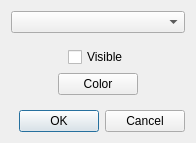
First picture: the form in GUI/win_plotsettings.ui, repository Benibla124/Automotion-Desktop-App, before the edit.
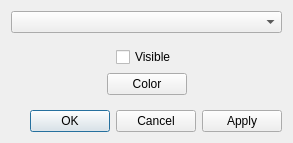
Second picture: the form after the edit.

Commit message: plotting settings are now fully functional

The edit to the form file:
```diff
--- a/GUI/win_plotsettings.ui
+++ b/GUI/win_plotsettings.ui
@@ -6,10 +6,28 @@
    <rect>
     <x>0</x>
     <y>0</y>
-    <width>196</width>
+    <width>293</width>
     <height>143</height>
    </rect>
   </property>
+  <property name="sizePolicy">
+   <sizepolicy hsizetype="Fixed" vsizetype="Fixed">
+    <horstretch>0</horstretch>
+    <verstretch>0</verstretch>
+   </sizepolicy>
+  </property>
+  <property name="minimumSize">
+   <size>
+    <width>293</width>
+    <height>143</height>
+   </size>
+  </property>
+  <property name="maximumSize">
+   <size>
+    <width>293</width>
+    <height>143</height>
+   </size>
+  </property>
   <property name="windowTitle">
    <string>Form</string>
   </property>
@@ -128,7 +146,7 @@
    <item>
     <widget class="QDialogButtonBox" name="plotsettings_buttons">
      <property name="standardButtons">
-      <set>QDialogButtonBox::Cancel|QDialogButtonBox::Ok</set>
+      <set>QDialogButtonBox::Apply|QDialogButtonBox::Cancel|QDialogButtonBox::Ok</set>
      </property>
      <property name="centerButtons">
       <bool>false</bool>
```
The commit also changes 2 other files.
